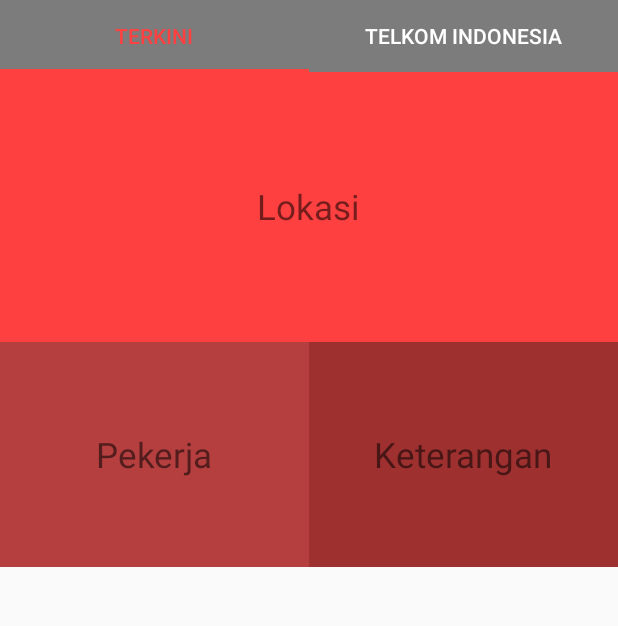
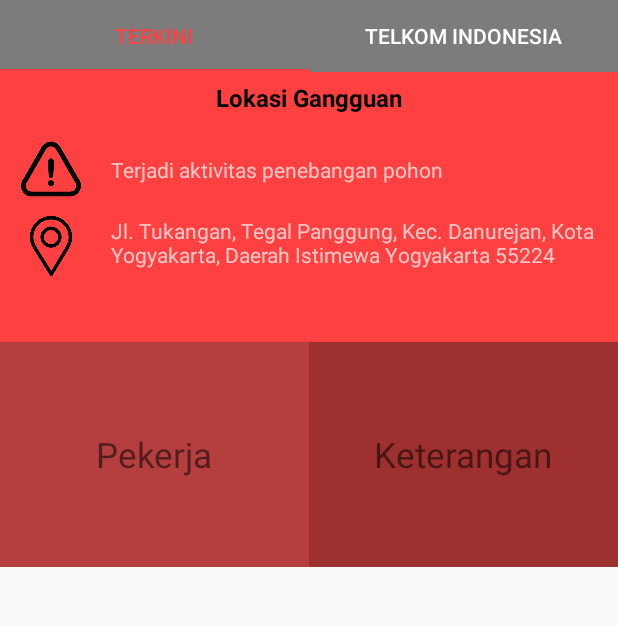
Before and after one commit to fiaalifiah/PKL, an Android app: the MainActivity screen opened directly, with no data from a screen before it, on a phone screen of 412 x 824 dp, the part 84-710 px from its top. Run offline under Robolectric (Android 15) with nearby library versions, the phone set to English and light mode, and no system bars; plain views replace SlidingUpPanelLayout.

Commit message:
current loct & sliding up loct

```diff
--- a/app/build.gradle
+++ b/app/build.gradle
@@ -25,8 +25,11 @@ dependencies {
     implementation 'androidx.constraintlayout:constraintlayout:1.1.3'
     implementation 'androidx.lifecycle:lifecycle-extensions:2.0.0'
     implementation 'androidx.legacy:legacy-support-v4:1.0.0'
+
     implementation 'com.google.android.gms:play-services-maps:17.0.0'
     implementation 'com.google.android.gms:play-services-location:17.0.0'
+    implementation 'com.google.maps.android:android-maps-utils:0.5'
+
     implementation 'com.sothree.slidinguppanel:library:3.4.0'
     testImplementation 'junit:junit:4.12'
     androidTestImplementation 'androidx.test:runner:1.1.1'
--- a/app/src/main/AndroidManifest.xml
+++ b/app/src/main/AndroidManifest.xml
@@ -5,6 +5,7 @@
 
     <uses-permission android:name="android.permission.ACCESS_FINE_LOCATION" />
     <uses-permission android:name="android.permission.ACCESS_COARSE_LOCATION" />
+    <uses-permission android:name="android.permission.INTERNET"/>
 
     <application
         android:allowBackup="true"
--- a/app/src/main/java/com/apps/pkl/MainActivity.java
+++ b/app/src/main/java/com/apps/pkl/MainActivity.java
@@ -46,6 +46,21 @@ public class MainActivity extends AppCompatActivity {
         drawerLayout = (DrawerLayout) findViewById(R.id.drawerLayout);
         navigationView= (NavigationView) findViewById(R.id.shitstuff);
 
+        if (ContextCompat.checkSelfPermission(this,
+                Manifest.permission.ACCESS_FINE_LOCATION)
+                != PackageManager.PERMISSION_GRANTED) {
+            if (ActivityCompat.shouldShowRequestPermissionRationale(this,
+                    Manifest.permission.ACCESS_FINE_LOCATION)) {
+                Toast.makeText(this, "Membutuhkan Izin Lokasi", Toast.LENGTH_SHORT).show();
+            } else {
+                ActivityCompat.requestPermissions(this,
+                        new String[]{Manifest.permission.ACCESS_FINE_LOCATION, Manifest.permission.ACCESS_COARSE_LOCATION},
+                        1);
+            }
+        } else {
+            Toast.makeText(this, "Izin Lokasi diberikan", Toast.LENGTH_SHORT).show();
+        }
+
         FM= getSupportFragmentManager();
         FT= FM.beginTransaction();
         FT.replace(R.id.containerView, new HomeFragment()).commit();
--- a/app/src/main/java/com/apps/pkl/TerkiniFragment.java
+++ b/app/src/main/java/com/apps/pkl/TerkiniFragment.java
@@ -1,15 +1,20 @@
 package com.apps.pkl;
 
+import android.location.Location;
 import android.os.Bundle;
 import android.view.LayoutInflater;
 import android.view.View;
 import android.view.ViewGroup;
+
+import com.google.android.gms.common.api.GoogleApiClient;
+import com.google.android.gms.location.LocationRequest;
 import com.google.android.gms.maps.SupportMapFragment;
 import com.google.android.gms.maps.CameraUpdateFactory;
 import com.google.android.gms.maps.GoogleMap;
 import com.google.android.gms.maps.OnMapReadyCallback;
 import com.google.android.gms.maps.model.LatLng;
 import com.google.android.gms.maps.model.LatLngBounds;
+import com.google.android.gms.maps.model.Marker;
 import com.google.android.gms.maps.model.MarkerOptions;
 import java.util.ArrayList;
 import androidx.fragment.app.Fragment;
@@ -24,6 +29,10 @@ public class TerkiniFragment extends Fragment implements OnMapReadyCallback {
     private GoogleMap mMap;
     ArrayList markerPoints= new ArrayList();
     SupportMapFragment mapFragment;
+    GoogleApiClient mGoogleApiClient;
+    private LocationRequest mLocationRequest;
+    private Marker mCurrLocationMarker;
+    private Location mLastLocation;
 
 
     public TerkiniFragment() {
@@ -43,17 +52,18 @@ public class TerkiniFragment extends Fragment implements OnMapReadyCallback {
     @Override
     public void onMapReady(GoogleMap googleMap) {
         mMap = googleMap;
+        mMap.setMyLocationEnabled(true);
 
-        LatLng wates = new LatLng(-7.872954, 110.1440916);
-        mMap.addMarker(new MarkerOptions().position(wates).title("Telkom Wates"));
+        LatLng pugeran = new LatLng(-7.813989, 110.360533);
+        mMap.addMarker(new MarkerOptions().position(pugeran).title("Telkom Pugeran"));
 
-        LatLng central = new LatLng(-7.7866644,110.304687);
+        LatLng central = new LatLng(-7.7867067,110.3725283);
         mMap.addMarker(new MarkerOptions().position(central).title("Telkom Central"));
 
         LatLngBounds.Builder builder = new LatLngBounds.Builder();
-        builder.include(wates);
+        builder.include(pugeran);
         builder.include(central);
         LatLngBounds bounds = builder.build();
-        mMap.animateCamera(CameraUpdateFactory.newLatLngBounds(bounds, 20));
+        mMap.animateCamera(CameraUpdateFactory.newLatLngBounds(bounds,20));
     }
 }
--- a/app/src/main/res/layout/fragment_terkini.xml
+++ b/app/src/main/res/layout/fragment_terkini.xml
@@ -24,12 +24,7 @@
             android:layout_width="match_parent"
             android:layout_height="180dp"
             android:background="@color/colorAccent">
-            <TextView
-                android:layout_width="wrap_content"
-                android:layout_height="wrap_content"
-                android:text="Lokasi"
-                android:textSize="23sp"
-                android:layout_gravity="center"/>
+            <include layout="@layout/layout_lokasi"/>
         </FrameLayout>
         <LinearLayout
             android:baselineAligned="false"
--- /dev/null
+++ b/app/src/main/res/layout/layout_lokasi.xml
@@ -0,0 +1,56 @@
+<?xml version="1.0" encoding="utf-8"?>
+<LinearLayout xmlns:android="http://schemas.android.com/apk/res/android"
+    android:orientation="vertical" android:layout_width="match_parent"
+    android:layout_height="match_parent"
+    android:theme="@style/ThemeOverlay.AppCompat.Dark"
+    android:paddingTop="6dp"
+    android:paddingLeft="14dp"
+    android:paddingBottom="14dp"
+    android:paddingRight="14dp">
+    <TextView
+        android:layout_width="match_parent"
+        android:layout_height="wrap_content"
+        android:text="Lokasi Gangguan"
+        android:textStyle="bold"
+        android:gravity="center"
+        android:textColor="#000"
+        android:layout_marginBottom="6dp"
+        android:textSize="16sp"/>
+    <LinearLayout
+        android:layout_width="match_parent"
+        android:layout_height="wrap_content"
+        android:orientation="horizontal"
+        android:layout_marginTop="6dp"
+        android:layout_gravity="center">
+        <ImageView
+            android:layout_width="40dp"
+            android:layout_height="40dp"
+            android:src="@drawable/warning"
+            android:layout_gravity="center"
+            android:layout_marginRight="20dp"/>
+        <TextView
+            android:layout_width="match_parent"
+            android:layout_height="50dp"
+            android:layout_weight="1"
+            android:gravity="center_vertical"
+            android:text="Terjadi aktivitas penebangan pohon"/>
+    </LinearLayout>
+    <LinearLayout
+        android:layout_width="match_parent"
+        android:layout_height="wrap_content"
+        android:orientation="horizontal"
+        android:layout_marginTop="6dp"
+        android:layout_gravity="center">
+        <ImageView
+            android:layout_width="40dp"
+            android:layout_height="40dp"
+            android:src="@drawable/placeholder"
+            android:layout_marginRight="20dp"
+            android:layout_gravity="center"/>
+        <TextView
+            android:layout_width="match_parent"
+            android:layout_height="wrap_content"
+            android:text="Jl. Tukangan, Tegal Panggung, Kec. Danurejan, Kota Yogyakarta, Daerah Istimewa Yogyakarta 55224"/>
+    </LinearLayout>
+
+</LinearLayout>
```
Also changed, not shown: app/src/main/res/drawable-hdpi/placeholder.png (added), app/src/main/res/drawable-hdpi/warning.png (added), app/src/main/res/drawable-mdpi/placeholder.png (added), app/src/main/res/drawable-mdpi/warning.png (added), app/src/main/res/drawable-xhdpi/placeholder.png (added), app/src/main/res/drawable-xhdpi/warning.png (added), app/src/main/res/drawable-xxhdpi/placeholder.png (added), app/src/main/res/drawable-xxhdpi/warning.png (added), app/src/main/res/drawable-xxxhdpi/placeholder.png (added), app/src/main/res/drawable-xxxhdpi/warning.png (added).
